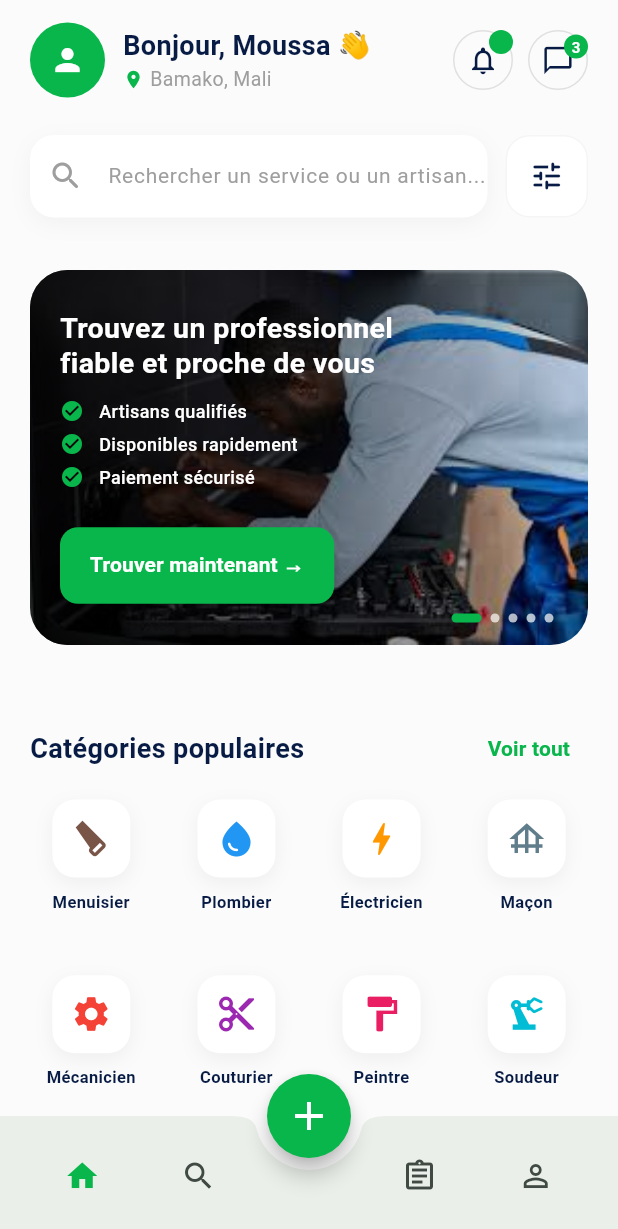
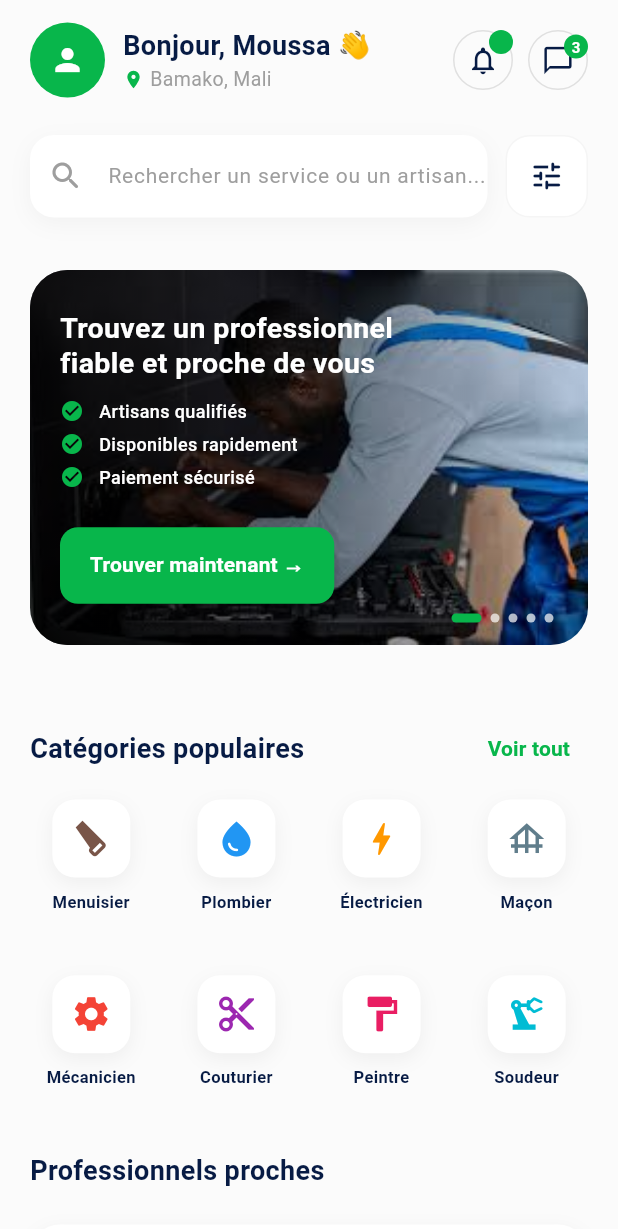
Before and after one commit to Ibrahim-bassoum/Mali_Services_AppClient, a Flutter app: the HomeScreen screen opened by its route, on a phone screen of 412 x 824 dp. Shown: the top 1229 px of the screen. Run offline on Flutter 3.47's test engine with Material 3 defaults, Android fonts, the phone set to English and light mode, and no system bars; our stand-ins replace google_fonts, shared_preferences; accounts and stored records are empty.

Commit message:
Mise en de la barre de navigation

```diff
--- a/lib/main.dart
+++ b/lib/main.dart
@@ -6,6 +6,7 @@ import 'screens/login_screen.dart';
 import 'screens/register_screen.dart';
 import 'screens/home_screen.dart';
 import 'package:app_mali_services_client/screens/splash_screen.dart';
+import 'package:app_mali_services_client/main_navigator.dart';
 
 void main() async {
   // Indispensable pour initialiser les SharedPreferences avant le lancement de l'UI
@@ -42,6 +43,7 @@ class MyApp extends StatelessWidget {
         '/login': (context) => const LoginScreen(),
         '/register': (context) => RegisterScreen(),
         '/home': (context) => const HomeScreen(),
+        '/MainNavigator':(context) => const MainNavigator(),
       },
     );
 
--- a/lib/screens/home_screen.dart
+++ b/lib/screens/home_screen.dart
@@ -78,30 +78,11 @@ class _HomeScreenState extends State<HomeScreen> {
         ),
       ),
 
-      // BOUTON CENTRAL "+"
-      floatingActionButton: FloatingActionButton(
-        onPressed: () {},
-        backgroundColor: const Color(0xFF08B64B),
-        shape: const CircleBorder(),
-        child: const Icon(Icons.add, color: Colors.white, size: 32),
-      ),
-      floatingActionButtonLocation: FloatingActionButtonLocation.centerDocked,
+
+
 
       // BARRE DE NAVIGATION
-      bottomNavigationBar: BottomAppBar(
-        shape: const CircularNotchedRectangle(),
-        notchMargin: 8,
-        child: Row(
-          mainAxisAlignment: MainAxisAlignment.spaceAround,
-          children: [
-            IconButton(icon: const Icon(Icons.home, color: Color(0xFF08B64B)), onPressed: () {}),
-            IconButton(icon: const Icon(Icons.search), onPressed: () {}),
-            const SizedBox(width: 40), // Espace pour le bouton FAB
-            IconButton(icon: const Icon(Icons.assignment_outlined), onPressed: () {}),
-            IconButton(icon: const Icon(Icons.person_outline), onPressed: () {}),
-          ],
-        ),
-      ),
+
     );
   }
 }
--- a/lib/screens/splash_screen.dart
+++ b/lib/screens/splash_screen.dart
@@ -1,6 +1,7 @@
 import 'package:flutter/material.dart';
 import 'dart:async';
 import 'package:shared_preferences/shared_preferences.dart';
+import 'package:app_mali_services_client/main_navigator.dart';
 
 class SplashScreen extends StatefulWidget {
   const SplashScreen({super.key});
@@ -30,7 +31,7 @@ class _SplashScreenState extends State<SplashScreen> {
 
     // 3. Direction la bonne page
     if (token != null && token.isNotEmpty) {
-      Navigator.pushReplacementNamed(context, '/home');
+      Navigator.pushReplacementNamed(context, '/MainNavigator');
     } else {
       Navigator.pushReplacementNamed(context, '/welcome');
     }
```
Also changed, not shown: lib/main_navigator.dart (added, +87 -0 lines), lib/screens/messages_screen.dart (added), lib/screens/profile_screen.dart (added), lib/screens/search_screen.dart (added).
